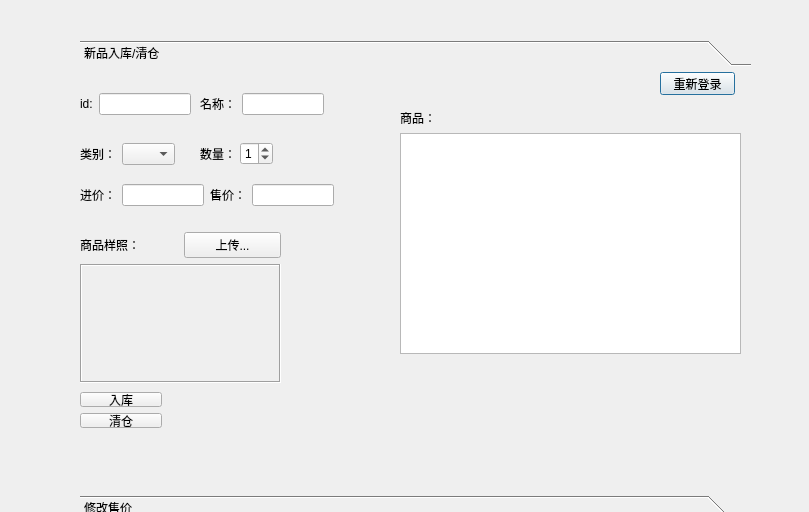
Above: mystaff.ui from XMeleny/DB before the change. Below: the same form after it.
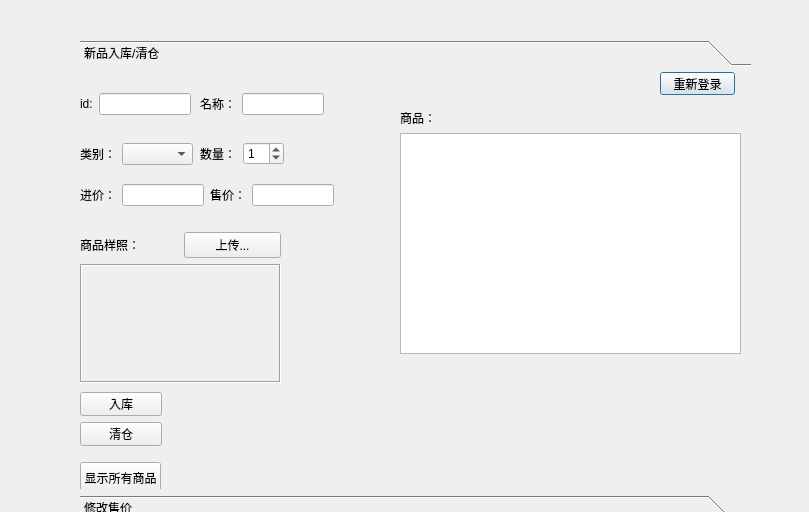
That is the form after the change.

The edit to the form file:
```diff
--- a/mystaff.ui
+++ b/mystaff.ui
@@ -31,7 +31,7 @@
       <x>0</x>
       <y>0</y>
       <width>671</width>
-      <height>439</height>
+      <height>429</height>
      </rect>
     </property>
     <attribute name="label">
@@ -81,7 +81,7 @@
       <rect>
        <x>0</x>
        <y>70</y>
-       <width>95</width>
+       <width>113</width>
        <height>24</height>
       </rect>
      </property>
@@ -194,7 +194,7 @@
        <x>0</x>
        <y>320</y>
        <width>82</width>
-       <height>36</height>
+       <height>54</height>
       </rect>
      </property>
      <layout class="QVBoxLayout" name="verticalLayout_2">
@@ -259,7 +259,7 @@
       <rect>
        <x>120</x>
        <y>70</y>
-       <width>73</width>
+       <width>84</width>
        <height>23</height>
       </rect>
      </property>
@@ -280,6 +280,19 @@
       </item>
      </layout>
     </widget>
+    <widget class="QPushButton" name="pushButton_3">
+     <property name="geometry">
+      <rect>
+       <x>0</x>
+       <y>390</y>
+       <width>81</width>
+       <height>31</height>
+      </rect>
+     </property>
+     <property name="text">
+      <string>显示所有商品</string>
+     </property>
+    </widget>
    </widget>
    <widget class="QWidget" name="toolBoxPage2">
     <property name="geometry">
```
Left out of the diff: 2 changed lines with no effect on the pictures.
